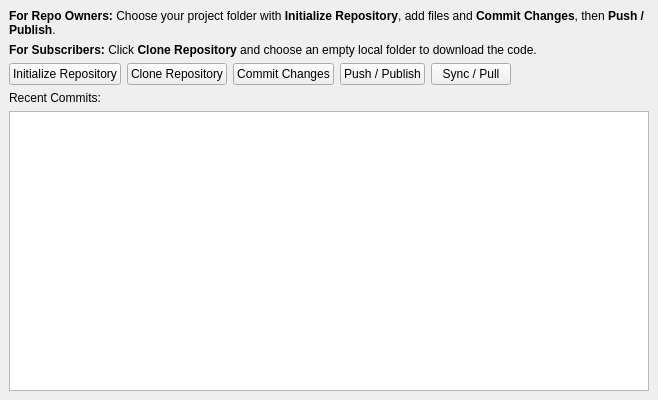
First picture: the form in gui/GitWidget.ui, repository defnax/retroGit, before the edit.
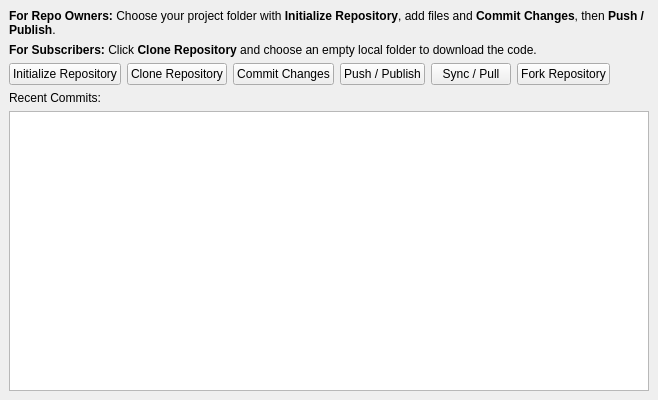
Second picture: the form after the edit. Icons and pictures are not drawn.

Commit message: Implemented fork repo feature

```diff
--- a/gui/GitWidget.ui
+++ b/gui/GitWidget.ui
@@ -102,6 +102,17 @@
        </property>
       </widget>
      </item>
+     <item>
+      <widget class="QPushButton" name="mBtnFork">
+       <property name="text">
+        <string>Fork Repository</string>
+       </property>
+       <property name="icon">
+        <iconset resource="images.qrc">
+         <normaloff>:/images/git-fork.png</normaloff>:/images/git-fork.png</iconset>
+       </property>
+      </widget>
+     </item>
      <item>
       <spacer name="horizontalSpacer">
        <property name="orientation">
```
The commit also changes 21 other files.
